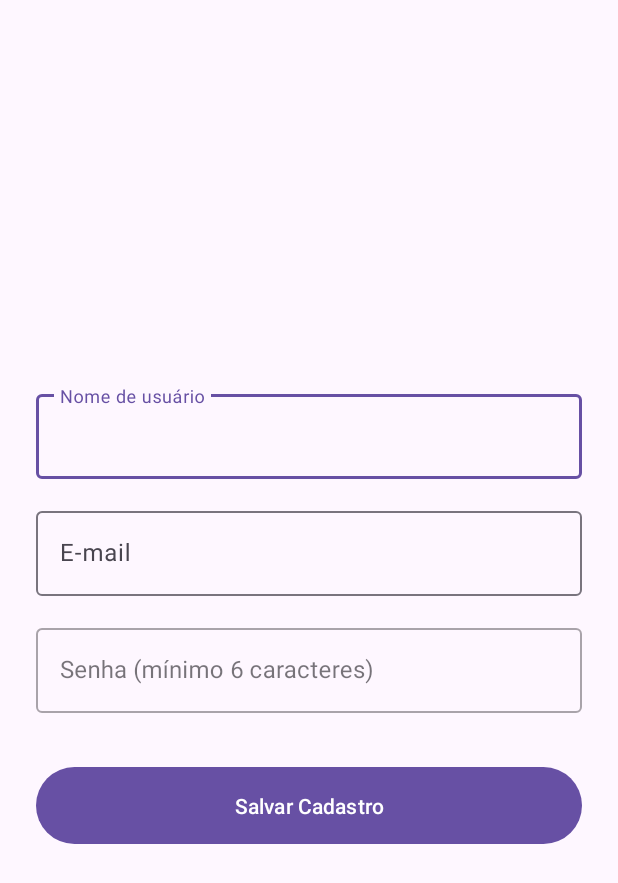
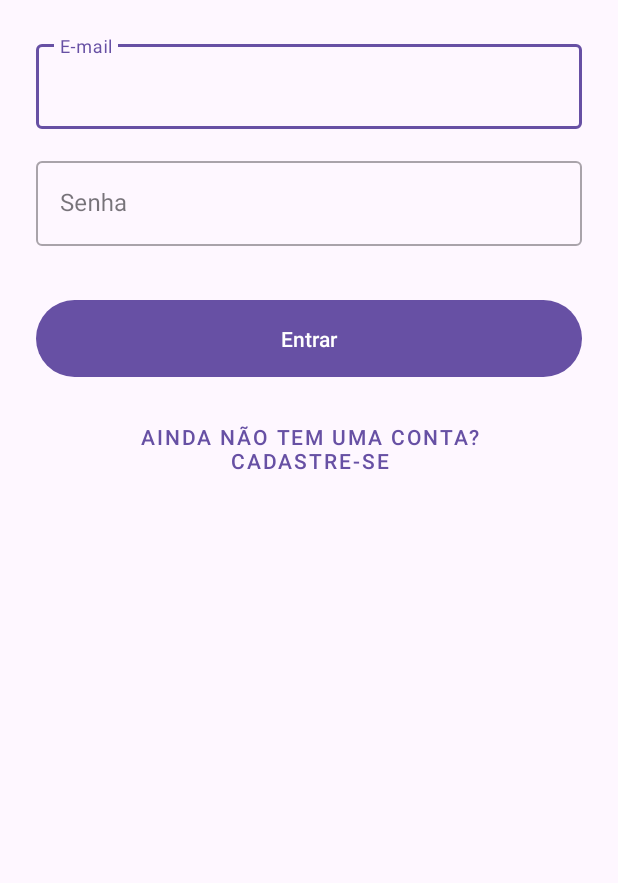
Before and after one commit to victor-luiz/challenge-minha-entrada, an Android app: the screen it shows after launch (RegisterActivity before the commit, LoginActivity after it), on a phone screen of 412 x 824 dp. Shown: the top 883 px of the screen. Run offline under Robolectric (Android 15) with nearby library versions, the light colour scheme and no system bars; our stand-ins replace Room's generated code.

Commit message:
feat(login): Implement user login feature

```diff
--- a/app/src/main/AndroidManifest.xml
+++ b/app/src/main/AndroidManifest.xml
@@ -18,6 +18,10 @@
         </activity>
         <activity
                 android:name=".ui.register.RegisterActivity"
+                android:exported="false"
+        />
+        <activity
+                android:name=".ui.login.LoginActivity"
                 android:exported="true">
             <intent-filter>
                 <action android:name="android.intent.action.MAIN" />
--- /dev/null
+++ b/app/src/main/java/br/com/minhaentrada/victor/challenge/ui/login/LoginActivity.kt
@@ -0,0 +1,88 @@
+package br.com.minhaentrada.victor.challenge.ui.login
+
+import android.content.Context
+import android.content.Intent
+import android.os.Bundle
+import android.widget.Toast
+import androidx.activity.viewModels
+import androidx.appcompat.app.AppCompatActivity
+import br.com.minhaentrada.victor.challenge.MainActivity
+import br.com.minhaentrada.victor.challenge.data.AppDatabase
+import br.com.minhaentrada.victor.challenge.data.UserRepository
+import br.com.minhaentrada.victor.challenge.databinding.ActivityLoginBinding
+import br.com.minhaentrada.victor.challenge.ui.register.RegisterActivity
+import androidx.core.content.edit
+import br.com.minhaentrada.victor.challenge.R
+
+class LoginActivity : AppCompatActivity() {
+    private lateinit var binding: ActivityLoginBinding
+
+    private val loginViewModel : LoginViewModel by viewModels {
+        LoginViewModelFactory(
+            UserRepository(
+                AppDatabase.getDatabase(applicationContext).userDao()
+            )
+        )
+    }
+
+    override fun onCreate(savedInstanceState: Bundle?) {
+        super.onCreate(savedInstanceState)
+        binding = ActivityLoginBinding.inflate(layoutInflater)
+        setContentView(binding.root)
+
+        setupListeners()
+        observeLoginStatus()
+    }
+
+    private fun setupListeners() {
+        binding.loginButton.setOnClickListener {
+            val email = binding.emailEditText.text.toString().trim()
+            val password = binding.passwordEditText.text.toString().trim()
+            if (email.isBlank() || password.isBlank()) {
+                Toast.makeText(this, getString(R.string.error_empty_fields), Toast.LENGTH_SHORT).show()
+                return@setOnClickListener
+            }
+            loginViewModel.loginUser(email, password)
+        }
+
+        binding.goToRegisterButton.setOnClickListener {
+            val intent = Intent(this, RegisterActivity::class.java)
+            startActivity(intent)
+        }
+    }
+
+    private fun observeLoginStatus() {
+        loginViewModel.loginState.observe(this) { state ->
+            when (state) {
+                is LoginViewModel.LoginState.Success -> {
+                    Toast.makeText(this, getString(R.string.success_login, state.user.username), Toast.LENGTH_SHORT).show()
+                    saveUserSession(state.user.id)
+                    goToMainActivity()
+                }
+                is LoginViewModel.LoginState.UserNotFound -> {
+                    Toast.makeText(this, getString(R.string.error_user_not_found), Toast.LENGTH_SHORT).show()
+                }
+                is LoginViewModel.LoginState.InvalidPassword -> {
+                    Toast.makeText(this, getString(R.string.error_invalid_password), Toast.LENGTH_LONG).show()
+                }
+                is LoginViewModel.LoginState.Loading -> {
+                    // Aqui poderíamos mostrar uma ProgressBar
+                }
+            }
+        }
+    }
+
+    private fun saveUserSession(userId: Long) {
+        val sharedPreferences = getSharedPreferences("user_session", Context.MODE_PRIVATE)
+        sharedPreferences.edit {
+            putBoolean("IS_LOGGED_ID", true)
+            putLong("LOGGED_IN_USER_ID", userId)
+        }
+    }
+
+    private fun goToMainActivity() {
+        val intent = Intent(this, MainActivity::class.java)
+        startActivity(intent)
+        finish()
+    }
+}
--- /dev/null
+++ b/app/src/main/java/br/com/minhaentrada/victor/challenge/ui/login/LoginViewModel.kt
@@ -0,0 +1,48 @@
+package br.com.minhaentrada.victor.challenge.ui.login
+
+import androidx.lifecycle.LiveData
+import androidx.lifecycle.MutableLiveData
+import androidx.lifecycle.ViewModel
+import androidx.lifecycle.ViewModelProvider
+import androidx.lifecycle.viewModelScope
+import br.com.minhaentrada.victor.challenge.data.User
+import br.com.minhaentrada.victor.challenge.data.UserRepository
+import kotlinx.coroutines.launch
+
+class LoginViewModel(private val repository: UserRepository) : ViewModel() {
+    sealed class LoginState {
+        data class Success(val user: User) : LoginState()
+        object UserNotFound : LoginState()
+        object InvalidPassword : LoginState()
+        object Loading : LoginState()
+    }
+
+    private val _loginState = MutableLiveData<LoginState>()
+    val loginState: LiveData<LoginState> = _loginState
+
+    fun loginUser(username: String, password: String) {
+        viewModelScope.launch {
+            _loginState.value = LoginState.Loading
+            val user = repository.findByEmail(username)
+            if (user == null) {
+                _loginState.value = LoginState.UserNotFound
+            } else {
+                if (user.password == password) {
+                    _loginState.value = LoginState.Success(user)
+                } else {
+                    _loginState.value = LoginState.InvalidPassword
+                }
+            }
+        }
+    }
+}
+
+class LoginViewModelFactory(private val repository: UserRepository) : ViewModelProvider.Factory {
+    override fun <T : ViewModel> create(modelClass: Class<T>): T {
+        if (modelClass.isAssignableFrom(LoginViewModel::class.java)) {
+            @Suppress("UNCHECKED_CAST")
+            return LoginViewModel(repository) as T
+        }
+        throw IllegalArgumentException("Unknown ViewModel class")
+    }
+}
--- a/app/src/main/java/br/com/minhaentrada/victor/challenge/ui/register/RegisterViewModel.kt
+++ b/app/src/main/java/br/com/minhaentrada/victor/challenge/ui/register/RegisterViewModel.kt
@@ -17,7 +17,6 @@ class RegisterViewModel(private val repository: UserRepository) : ViewModel() {
     }
 
     private val _registrationStatus = MutableLiveData<RegistrationState>()
-
     val registrationStatus: LiveData<RegistrationState> = _registrationStatus
 
     fun registerUser(username: String, email: String, password: String) {
--- /dev/null
+++ b/app/src/main/res/layout/activity_login.xml
@@ -0,0 +1,70 @@
+<?xml version="1.0" encoding="utf-8"?>
+<androidx.constraintlayout.widget.ConstraintLayout
+        xmlns:android="http://schemas.android.com/apk/res/android"
+        xmlns:app="http://schemas.android.com/apk/res-auto"
+        xmlns:tools="http://schemas.android.com/tools"
+        android:layout_width="match_parent"
+        android:layout_height="match_parent"
+        android:padding="24dp"
+        tools:context=".ui.login.LoginActivity"
+>
+    <com.google.android.material.textfield.TextInputLayout
+            android:id="@+id/email_input_layout"
+            style="@style/Widget.MaterialComponents.TextInputLayout.OutlinedBox"
+            android:layout_width="0dp"
+            android:layout_height="wrap_content"
+            app:layout_constraintBottom_toTopOf="@id/password_input_layout"
+            app:layout_constraintEnd_toEndOf="parent"
+            app:layout_constraintStart_toStartOf="parent"
+            app:layout_constraintTop_toTopOf="parent"
+            app:layout_constraintVertical_chainStyle="packed"
+    >
+        <com.google.android.material.textfield.TextInputEditText
+                android:id="@+id/email_edit_text"
+                android:layout_width="match_parent"
+                android:layout_height="wrap_content"
+                android:hint="@string/hint_email"
+                android:inputType="textEmailAddress"
+        />
+    </com.google.android.material.textfield.TextInputLayout>
+    <com.google.android.material.textfield.TextInputLayout
+            android:id="@+id/password_input_layout"
+            style="@style/Widget.MaterialComponents.TextInputLayout.OutlinedBox"
+            android:layout_width="0dp"
+            android:layout_height="wrap_content"
+            android:layout_marginTop="16dp"
+            app:layout_constraintEnd_toEndOf="parent"
+            app:layout_constraintStart_toStartOf="parent"
+            app:layout_constraintTop_toBottomOf="@id/email_input_layout"
+    >
+        <com.google.android.material.textfield.TextInputEditText
+                android:id="@+id/password_edit_text"
+                android:layout_width="match_parent"
+                android:layout_height="wrap_content"
+                android:hint="@string/hint_password_login"
+                android:inputType="textPassword"
+        />
+    </com.google.android.material.textfield.TextInputLayout>
+    <com.google.android.material.button.MaterialButton
+            android:id="@+id/login_button"
+            android:layout_width="0dp"
+            android:layout_height="wrap_content"
+            android:layout_marginTop="32dp"
+            android:padding="16dp"
+            android:text="@string/button_enter"
+            app:layout_constraintEnd_toEndOf="parent"
+            app:layout_constraintStart_toStartOf="parent"
+            app:layout_constraintTop_toBottomOf="@id/password_input_layout"
+    />
+    <com.google.android.material.button.MaterialButton
+            android:id="@+id/go_to_register_button"
+            style="@style/Widget.MaterialComponents.Button.TextButton"
+            android:layout_width="wrap_content"
+            android:layout_height="wrap_content"
+            android:layout_marginTop="16dp"
+            android:text="@string/button_go_to_register"
+            app:layout_constraintEnd_toEndOf="parent"
+            app:layout_constraintStart_toStartOf="parent"
+            app:layout_constraintTop_toBottomOf="@id/login_button"
+    />
+</androidx.constraintlayout.widget.ConstraintLayout>
--- a/app/src/main/res/values/strings.xml
+++ b/app/src/main/res/values/strings.xml
@@ -4,4 +4,11 @@
     <string name="hint_email">E-mail</string>
     <string name="hint_password">Senha (mínimo 6 caracteres)</string>
     <string name="button_save_register">Salvar Cadastro</string>
+    <string name="hint_password_login">Senha</string>
+    <string name="button_enter">Entrar</string>
+    <string name="button_go_to_register">Ainda não tem uma conta? Cadastre-se</string>
+    <string name="error_empty_fields">Por favor, preencha todos os campos.</string>
+    <string name="success_login">Bem-vindo(a), %1$s!</string>
+    <string name="error_user_not_found">Usuário não encontrado.</string>
+    <string name="error_invalid_password">E-mail ou senha inválidos.</string>
 </resources>
```
